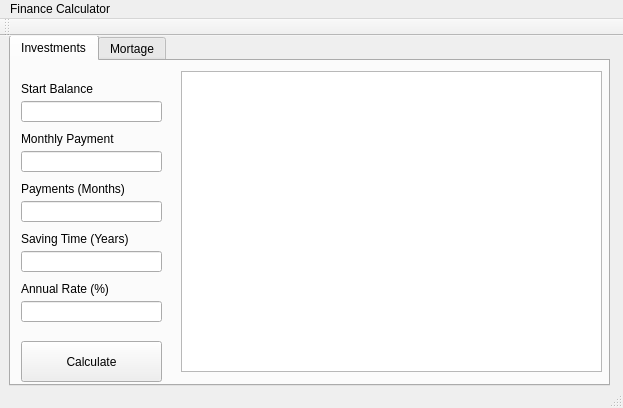
Qt form mainwindow.ui (jrutanen/FinanceCalculator) before a commit.
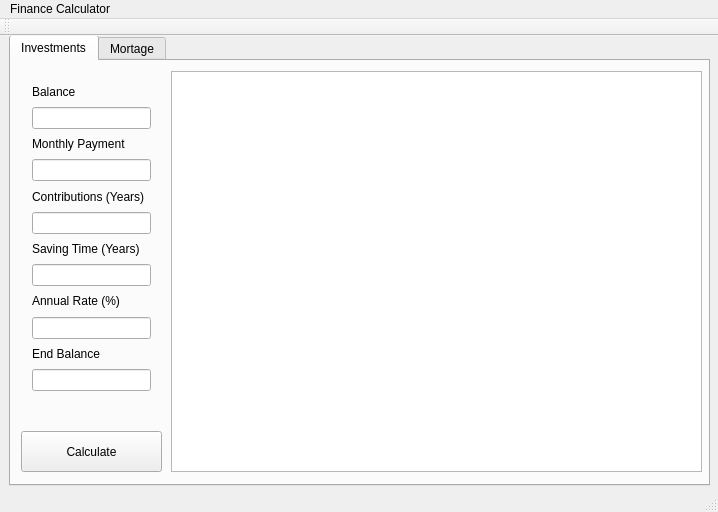
The same form after that commit.

Commit message: - Fixed precision for floating point numbers - Added summary box for end result - Added Total line edit to the UI - Changed interest rate calculation to year instead of month - Corrections to the bar chart

Patch:
```diff
--- a/mainwindow.ui
+++ b/mainwindow.ui
@@ -6,8 +6,8 @@
    <rect>
     <x>0</x>
     <y>0</y>
-    <width>623</width>
-    <height>408</height>
+    <width>718</width>
+    <height>512</height>
    </rect>
   </property>
   <property name="windowTitle">
@@ -22,8 +22,8 @@
      <rect>
       <x>9</x>
       <y>-1</y>
-      <width>601</width>
-      <height>351</height>
+      <width>701</width>
+      <height>451</height>
      </rect>
     </property>
     <property name="locale">
@@ -39,126 +39,109 @@
      <attribute name="title">
       <string>Investments</string>
      </attribute>
-     <widget class="QLineEdit" name="leStartBalance">
+     <widget class="QGraphicsView" name="gvInvestments">
       <property name="geometry">
        <rect>
-        <x>10</x>
-        <y>40</y>
-        <width>141</width>
-        <height>21</height>
+        <x>160</x>
+        <y>10</y>
+        <width>531</width>
+        <height>401</height>
        </rect>
       </property>
-     </widget>
-     <widget class="QLineEdit" name="leRate">
-      <property name="geometry">
-       <rect>
-        <x>10</x>
-        <y>240</y>
-        <width>141</width>
-        <height>21</height>
-       </rect>
+      <property name="verticalScrollBarPolicy">
+       <enum>Qt::ScrollBarAsNeeded</enum>
       </property>
-     </widget>
-     <widget class="QLineEdit" name="leMonthlyPayment">
-      <property name="geometry">
-       <rect>
-        <x>10</x>
-        <y>90</y>
-        <width>141</width>
-        <height>21</height>
-       </rect>
+      <property name="horizontalScrollBarPolicy">
+       <enum>Qt::ScrollBarAsNeeded</enum>
       </property>
-     </widget>
-     <widget class="QLineEdit" name="leSavingsTime">
-      <property name="geometry">
-       <rect>
-        <x>10</x>
-        <y>190</y>
-        <width>141</width>
-        <height>21</height>
-       </rect>
+      <property name="renderHints">
+       <set>QPainter::TextAntialiasing</set>
       </property>
      </widget>
-     <widget class="QLabel" name="label">
+     <widget class="QWidget" name="verticalLayoutWidget">
       <property name="geometry">
        <rect>
         <x>10</x>
-        <y>20</y>
+        <y>10</y>
         <width>141</width>
-        <height>16</height>
+        <height>331</height>
        </rect>
       </property>
-      <property name="text">
-       <string>Start Balance</string>
-      </property>
-     </widget>
-     <widget class="QLineEdit" name="lePayments">
-      <property name="geometry">
-       <rect>
-        <x>10</x>
-        <y>140</y>
-        <width>141</width>
-        <height>21</height>
-       </rect>
-      </property>
-     </widget>
-     <widget class="QLabel" name="label_2">
-      <property name="geometry">
-       <rect>
-        <x>10</x>
-        <y>220</y>
-        <width>141</width>
-        <height>16</height>
-       </rect>
-      </property>
-      <property name="text">
-       <string>&lt;html&gt;&lt;head/&gt;&lt;body&gt;&lt;p&gt;Annual Rate (%)&lt;/p&gt;&lt;/body&gt;&lt;/html&gt;</string>
-      </property>
-     </widget>
-     <widget class="QLabel" name="label_3">
-      <property name="geometry">
-       <rect>
-        <x>10</x>
-        <y>70</y>
-        <width>141</width>
-        <height>16</height>
-       </rect>
-      </property>
-      <property name="text">
-       <string>Monthly Payment</string>
-      </property>
-     </widget>
-     <widget class="QLabel" name="label_4">
-      <property name="geometry">
-       <rect>
-        <x>10</x>
-        <y>120</y>
-        <width>141</width>
-        <height>16</height>
-       </rect>
-      </property>
-      <property name="text">
-       <string>Payments (Months)</string>
-      </property>
-     </widget>
-     <widget class="QLabel" name="label_5">
-      <property name="geometry">
-       <rect>
-        <x>10</x>
-        <y>170</y>
-        <width>141</width>
-        <height>16</height>
-       </rect>
-      </property>
-      <property name="text">
-       <string>Saving Time (Years)</string>
-      </property>
+      <layout class="QVBoxLayout" name="verticalLayout">
+       <item>
+        <widget class="QLabel" name="label">
+         <property name="text">
+          <string>Balance</string>
+         </property>
+        </widget>
+       </item>
+       <item>
+        <widget class="QLineEdit" name="leStartBalance">
+         <property name="sizePolicy">
+          <sizepolicy hsizetype="Expanding" vsizetype="Fixed">
+           <horstretch>0</horstretch>
+           <verstretch>0</verstretch>
+          </sizepolicy>
+         </property>
+        </widget>
+       </item>
+       <item>
+        <widget class="QLabel" name="label_3">
+         <property name="text">
+          <string>Monthly Payment</string>
+         </property>
+        </widget>
+       </item>
+       <item>
+        <widget class="QLineEdit" name="leMonthlyPayment"/>
+       </item>
+       <item>
+        <widget class="QLabel" name="label_4">
+         <property name="text">
+          <string>Contributions (Years)</string>
+         </property>
+        </widget>
+       </item>
+       <item>
+        <widget class="QLineEdit" name="lePayments"/>
+       </item>
+       <item>
+        <widget class="QLabel" name="label_5">
+         <property name="text">
+          <string>Saving Time (Years)</string>
+         </property>
+        </widget>
+       </item>
+       <item>
+        <widget class="QLineEdit" name="leSavingsTime"/>
+       </item>
+       <item>
+        <widget class="QLabel" name="label_2">
+         <property name="text">
+          <string>&lt;html&gt;&lt;head/&gt;&lt;body&gt;&lt;p&gt;Annual Rate (%)&lt;/p&gt;&lt;/body&gt;&lt;/html&gt;</string>
+         </property>
+        </widget>
+       </item>
+       <item>
+        <widget class="QLineEdit" name="leRate"/>
+       </item>
+       <item>
+        <widget class="QLabel" name="label_6">
+         <property name="text">
+          <string>End Balance</string>
+         </property>
+        </widget>
+       </item>
+       <item>
+        <widget class="QLineEdit" name="leTotal"/>
+       </item>
+      </layout>
      </widget>
      <widget class="QPushButton" name="pbCalculateInvestmentValue">
       <property name="geometry">
        <rect>
         <x>10</x>
-        <y>280</y>
+        <y>370</y>
         <width>141</width>
         <height>41</height>
        </rect>
@@ -167,25 +150,6 @@
        <string>Calculate</string>
       </property>
      </widget>
-     <widget class="QGraphicsView" name="gvInvestments">
-      <property name="geometry">
-       <rect>
-        <x>170</x>
-        <y>10</y>
-        <width>421</width>
-        <height>301</height>
-       </rect>
-      </property>
-      <property name="verticalScrollBarPolicy">
-       <enum>Qt::ScrollBarAsNeeded</enum>
-      </property>
-      <property name="horizontalScrollBarPolicy">
-       <enum>Qt::ScrollBarAsNeeded</enum>
-      </property>
-      <property name="renderHints">
-       <set>QPainter::TextAntialiasing</set>
-      </property>
-     </widget>
     </widget>
     <widget class="QWidget" name="tab_mortage">
      <attribute name="title">
@@ -199,7 +163,7 @@
     <rect>
      <x>0</x>
      <y>0</y>
-     <width>623</width>
+     <width>718</width>
      <height>22</height>
     </rect>
    </property>
```
Left out of the diff: 101 changed lines with no effect on the pictures. The commit also changes 5 other files.
